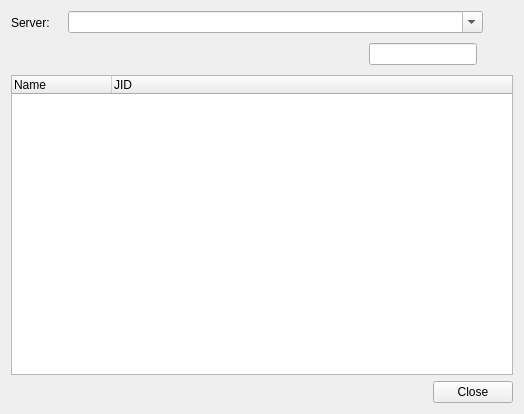
Above: src/protocol/account/servicediscovery/jservicebrowser.ui from euroelessar/qutim before the change. Below: the same form after it.
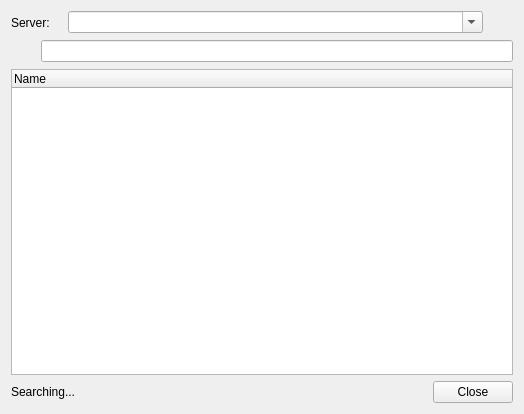
That is the form after the change.

Commit message: modify service browser window

Diff of the .ui file:
```diff
--- a/src/protocol/account/servicediscovery/jservicebrowser.ui
+++ b/src/protocol/account/servicediscovery/jservicebrowser.ui
@@ -48,8 +48,15 @@
      </item>
     </layout>
    </item>
-   <item row="4" column="0">
+   <item row="5" column="0">
     <layout class="QHBoxLayout" name="horizontalLayout_5">
+     <item>
+      <widget class="QLabel" name="labelLoader">
+       <property name="text">
+        <string>Searching...</string>
+       </property>
+      </widget>
+     </item>
      <item>
       <spacer name="horizontalSpacer_2">
        <property name="orientation">
@@ -72,163 +79,7 @@
      </item>
     </layout>
    </item>
-   <item row="1" column="0">
-    <widget class="QWidget" name="controlWidget" native="true">
-     <layout class="QHBoxLayout" name="horizontalLayout_2">
-      <property name="spacing">
-       <number>-1</number>
-      </property>
-      <property name="margin">
-       <number>0</number>
-      </property>
-      <item>
-       <widget class="QToolButton" name="joinButton">
-        <property name="toolTip">
-         <string>Join conference</string>
-        </property>
-        <property name="text">
-         <string/>
-        </property>
-        <property name="iconSize">
-         <size>
-          <width>22</width>
-          <height>22</height>
-         </size>
-        </property>
-        <property name="autoRaise">
-         <bool>true</bool>
-        </property>
-       </widget>
-      </item>
-      <item>
-       <widget class="QToolButton" name="registerButton">
-        <property name="toolTip">
-         <string>Register</string>
-        </property>
-        <property name="iconSize">
-         <size>
-          <width>22</width>
-          <height>22</height>
-         </size>
-        </property>
-        <property name="autoRaise">
-         <bool>true</bool>
-        </property>
-       </widget>
-      </item>
-      <item>
-       <widget class="QToolButton" name="searchFormButton">
-        <property name="toolTip">
-         <string>Search</string>
-        </property>
-        <property name="iconSize">
-         <size>
-          <width>22</width>
-          <height>22</height>
-         </size>
-        </property>
-        <property name="autoRaise">
-         <bool>true</bool>
-        </property>
-       </widget>
-      </item>
-      <item>
-       <widget class="QToolButton" name="executeButton">
-        <property name="toolTip">
-         <string>Execute command</string>
-        </property>
-        <property name="iconSize">
-         <size>
-          <width>22</width>
-          <height>22</height>
-         </size>
-        </property>
-        <property name="autoRaise">
-         <bool>true</bool>
-        </property>
-       </widget>
-      </item>
-      <item>
-       <widget class="QToolButton" name="showVCardButton">
-        <property name="toolTip">
-         <string>Show VCard</string>
-        </property>
-        <property name="iconSize">
-         <size>
-          <width>22</width>
-          <height>22</height>
-         </size>
-        </property>
-        <property name="autoRaise">
-         <bool>true</bool>
-        </property>
-       </widget>
-      </item>
-      <item>
-       <widget class="QToolButton" name="addRosterButton">
-        <property name="toolTip">
-         <string>Add to roster</string>
-        </property>
-        <property name="iconSize">
-         <size>
-          <width>22</width>
-          <height>22</height>
-         </size>
-        </property>
-        <property name="autoRaise">
-         <bool>true</bool>
-        </property>
-       </widget>
-      </item>
-      <item>
-       <widget class="QToolButton" name="addProxyButton">
-        <property name="toolTip">
-         <string>Add to proxy list</string>
-        </property>
-        <property name="iconSize">
-         <size>
-          <width>22</width>
-          <height>22</height>
-         </size>
-        </property>
-        <property name="autoRaise">
-         <bool>true</bool>
-        </property>
-       </widget>
-      </item>
-      <item>
-       <spacer name="horizontalSpacer">
-        <property name="orientation">
-         <enum>Qt::Horizontal</enum>
-        </property>
-        <property name="sizeHint" stdset="0">
-         <size>
-          <width>40</width>
-          <height>20</height>
-         </size>
-        </property>
-       </spacer>
-      </item>
-      <item>
-       <widget class="QLineEdit" name="filterLine"/>
-      </item>
-      <item>
-       <widget class="QToolButton" name="filterButton">
-        <property name="iconSize">
-         <size>
-          <width>22</width>
-          <height>22</height>
-         </size>
-        </property>
-        <property name="autoRaise">
-         <bool>true</bool>
-        </property>
-       </widget>
-      </item>
-     </layout>
-    </widget>
-   </item>
-   <item row="2" column="0">
+   <item row="3" column="0">
     <widget class="QTreeWidget" name="serviceTree">
      <property name="minimumSize">
       <size>
@@ -249,20 +100,32 @@
       <bool>false</bool>
      </property>
      <property name="columnCount">
-      <number>2</number>
+      <number>1</number>
      </property>
      <column>
       <property name="text">
        <string>Name</string>
       </property>
      </column>
-     <column>
-      <property name="text">
-       <string>JID</string>
-      </property>
-     </column>
     </widget>
    </item>
+   <item row="1" column="0">
+    <layout class="QHBoxLayout" name="horizontalLayout">
+     <item>
+      <widget class="QToolButton" name="clearButton">
+       <property name="text">
+        <string/>
+       </property>
+       <property name="autoRaise">
+        <bool>true</bool>
+       </property>
+      </widget>
+     </item>
+     <item>
+      <widget class="QLineEdit" name="filterLine"/>
+     </item>
+    </layout>
+   </item>
   </layout>
  </widget>
  <layoutdefault spacing="6" margin="11"/>
```
Left out of the diff: 51 changed lines with no effect on the pictures. The commit also changes 5 other files.
